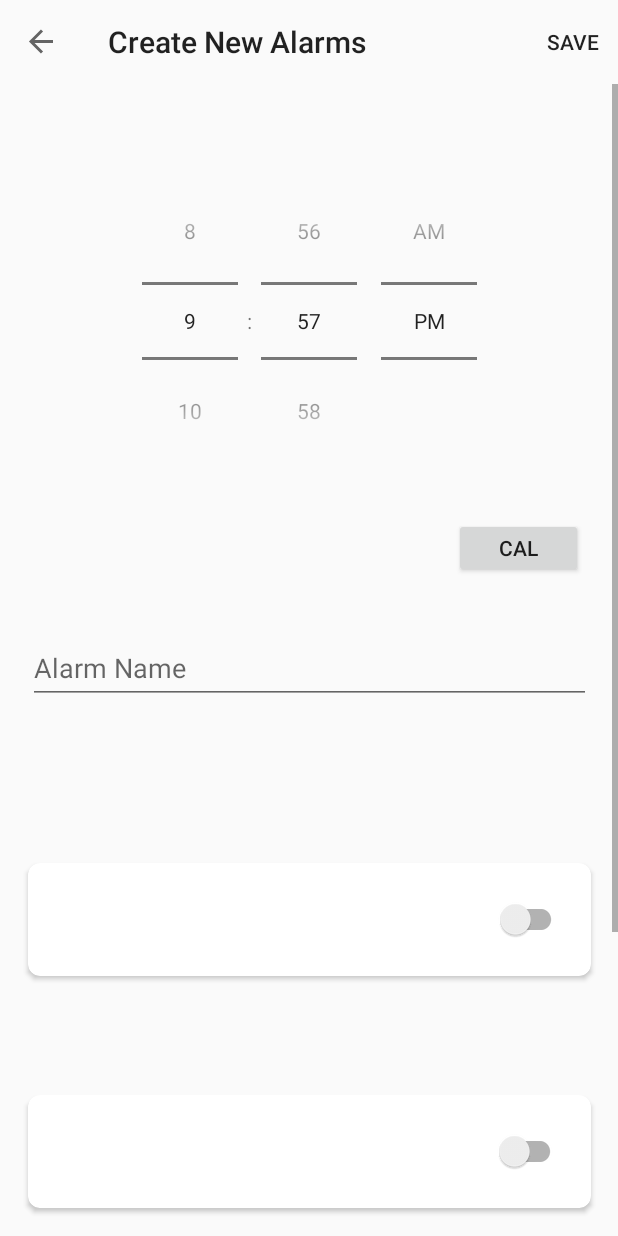
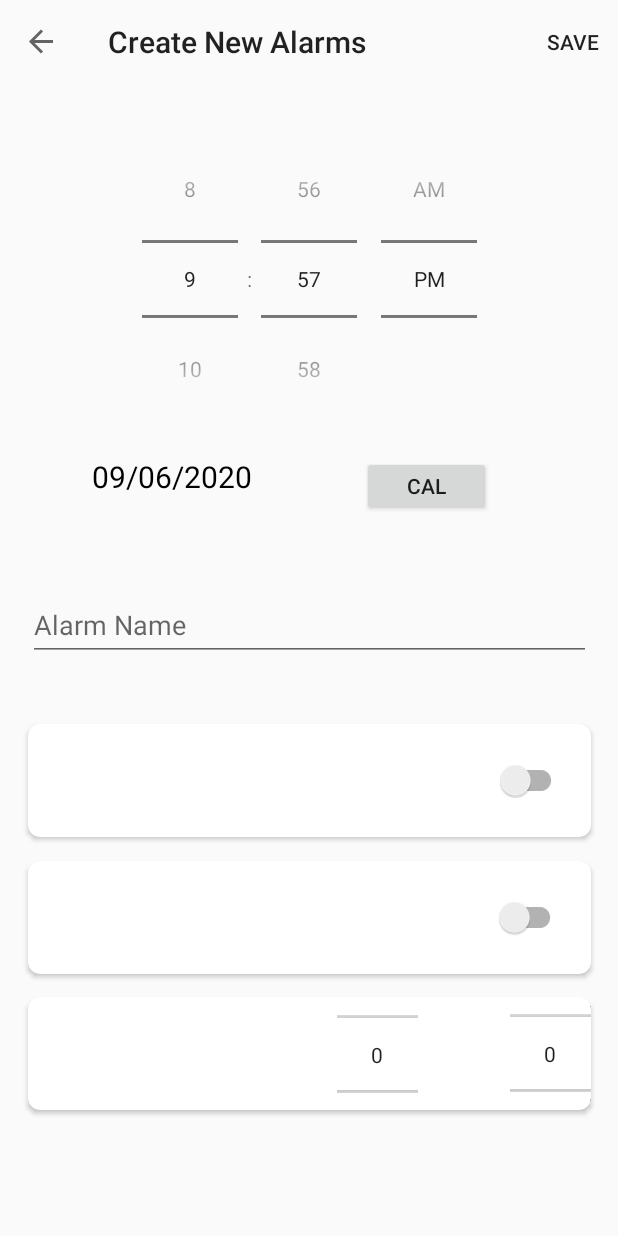
Before and after one commit to maxorozco213/FiveMoreMinutes, an Android app: the CreateAlarmFragment screen opened through its navigation route, on a phone screen of 412 x 824 dp. Run offline under Robolectric (Android 15) with nearby library versions, the light colour scheme and no system bars; our stand-ins replace Room's generated code, data binding, navigation-ui.

Commit message:
Added a date picker with calendar; Currently displays the month incorrectly; Does not yet pass the date to the new AlarmItem object

```diff
--- a/android-fmm/app/src/main/java/com/example/androidfmm/alarm/AlarmItem.kt
+++ b/android-fmm/app/src/main/java/com/example/androidfmm/alarm/AlarmItem.kt
@@ -10,7 +10,7 @@
 data class AlarmItem(
     @PrimaryKey(autoGenerate = true) val id: Int,
     val alarmName: String,
-//    val alarmDateTime: OffsetDateTime,
+    val alarmDateTime: OffsetDateTime,
     val alarmCount: Int,
     val alarmInterval: Int
 )
--- a/android-fmm/app/src/main/java/com/example/androidfmm/createalarm/CreateAlarmFragment.kt
+++ b/android-fmm/app/src/main/java/com/example/androidfmm/createalarm/CreateAlarmFragment.kt
@@ -1,15 +1,13 @@
 package com.example.androidfmm.createalarm
 
+import android.app.DatePickerDialog
 import android.content.Context
 import android.os.Bundle
 import android.text.TextUtils
 import android.util.Log
 import android.view.*
 import android.view.inputmethod.InputMethodManager
-import android.widget.DatePicker
-import android.widget.EditText
-import android.widget.TextView
-import android.widget.Toast
+import android.widget.*
 import androidx.databinding.DataBindingUtil
 import androidx.fragment.app.Fragment
 import androidx.lifecycle.ViewModelProvider
@@ -22,12 +20,23 @@
 import com.example.androidfmm.databinding.FragmentCreateAlarmBinding
 import kotlinx.android.synthetic.main.fragment_create_alarm.*
 import kotlinx.android.synthetic.main.fragment_create_alarm.view.*
+import java.time.LocalDate
 import java.time.LocalDateTime
 import java.time.OffsetDateTime
 import java.time.ZoneOffset
+import java.time.format.DateTimeFormatter
+import java.util.*
+import kotlin.properties.Delegates
 
 class CreateAlarmFragment: Fragment() {
     private lateinit var mAlarmViewModel: AlarmViewModel
+
+    // Allows variables to be access from anywhere in the application
+    companion object {
+        val alarmYearFromObject = 0
+        val alarmMonthFromObject = 0
+        val alarmDayFromObject = 0
+    }
 
     override fun onCreate(savedInstanceState: Bundle?) {
         super.onCreate(savedInstanceState)
@@ -44,6 +53,28 @@
         binding.createAlarm = this
 
         mAlarmViewModel = ViewModelProvider(this).get(AlarmViewModel::class.java)
+
+        val openDatePicker: Button = binding.openDatePicker
+        val datePickerText: TextView = binding.alarmDate
+        val calendar = Calendar.getInstance()
+        val year = calendar.get(Calendar.YEAR)
+        val month = calendar.get(Calendar.MONTH)
+        val day = calendar.get(Calendar.DAY_OF_MONTH)
+
+        // Set an initial date (current date on opening the app)
+        datePickerText.text = LocalDate.now().format(DateTimeFormatter.ofPattern("MM/dd/yyyy")).toString()
+
+        // Open the date picker and reset the date to the chosen date
+        openDatePicker.setOnClickListener {
+            val datePickerDialog = DatePickerDialog(requireContext(), {
+                _, mYear, mMonth, mDay -> datePickerText.text = LocalDate.of(mYear, mMonth, mDay)
+                    .format(DateTimeFormatter.ofPattern("MM/dd/yyyy")).toString()
+            }, year, month, day)
+
+            datePickerDialog.show()
+        }
+
+
         return binding.root
     }
 
@@ -78,19 +109,19 @@
         val alarmName = alarm_name.toString()
         val alarmCount = alarm_count.value.toInt()
         val alarmInterval = alarm_interval.value.toInt()
-//        val alarmDateTimeView: OffsetDateTime = OffsetDateTime.of(
-//            LocalDateTime.of(
-//                year = alarm_date,
-//                month = alarm_date,
-//                dayOfMonth = alarm_date,
-//                hour = alarm_time_picker.hour,
-//                minute = alarm_time_picker.minute,
-//            ),
-//            ZoneOffset.ofHoursMinutes(6, 30)
-//        )
+        val alarmDateTimeView = OffsetDateTime.of(
+            LocalDateTime.of(
+                alarmYearFromObject,
+                alarmMonthFromObject,
+                alarmDayFromObject,
+                alarm_time_picker.hour,
+                alarm_time_picker.minute
+            ),
+            ZoneOffset.ofHoursMinutes(6, 30)
+        )
 
         if (inputCheck(alarmName)) {
-            val alarmItem = AlarmItem(0, alarmName, alarmCount, alarmInterval)
+            val alarmItem = AlarmItem(0, alarmName, alarmDateTimeView, alarmCount, alarmInterval)
             mAlarmViewModel.addAlarm(alarmItem)
             Navigation.findNavController(requireActivity(), R.id.nav_host_fragment).navigate(R.id.alarmListFragment)
             view?.hideKeyboard()
--- a/android-fmm/app/src/main/res/layout/fragment_create_alarm.xml
+++ b/android-fmm/app/src/main/res/layout/fragment_create_alarm.xml
@@ -26,7 +26,7 @@
                 app:layout_constraintEnd_toEndOf="parent"
                 app:layout_constraintStart_toStartOf="parent"
                 app:layout_constraintTop_toTopOf="parent"
-                app:layout_constraintVertical_bias="0.063" />
+                app:layout_constraintVertical_bias="0.044" />
 
             <com.google.android.material.textfield.TextInputLayout
                 android:id="@+id/textInputLayout"
@@ -155,32 +155,35 @@
 
             <TextView
                 android:id="@+id/alarm_date"
-                android:layout_width="250dp"
+                android:layout_width="180sp"
                 android:layout_height="39dp"
-                android:layout_marginTop="19dp"
+                android:layout_marginTop="10dp"
                 android:layout_marginBottom="27dp"
                 android:autofillHints="MM/DD/YYYY"
                 android:ems="10"
+                android:textColor="@color/defaultTextColor"
+                android:textSize="20sp"
                 app:layout_constraintBottom_toTopOf="@+id/textInputLayout"
                 app:layout_constraintEnd_toEndOf="parent"
-                app:layout_constraintHorizontal_bias="0.084"
+                app:layout_constraintHorizontal_bias="0.265"
                 app:layout_constraintStart_toStartOf="parent"
                 app:layout_constraintTop_toBottomOf="@+id/alarm_time_picker"
-                app:layout_constraintVertical_bias="1.0"
+                app:layout_constraintVertical_bias="0.0"
                 tools:ignore="LabelFor" />
 
             <Button
                 android:id="@+id/open_date_picker"
                 android:layout_width="86dp"
                 android:layout_height="40dp"
-                android:layout_marginTop="24dp"
+                android:layout_marginTop="10dp"
                 android:layout_marginBottom="27dp"
                 android:text="Cal"
                 app:layout_constraintBottom_toTopOf="@+id/textInputLayout"
                 app:layout_constraintEnd_toEndOf="parent"
-                app:layout_constraintHorizontal_bias="0.625"
+                app:layout_constraintHorizontal_bias="0.0"
                 app:layout_constraintStart_toEndOf="@+id/alarm_date"
-                app:layout_constraintTop_toBottomOf="@+id/alarm_time_picker" />
+                app:layout_constraintTop_toBottomOf="@+id/alarm_time_picker"
+                app:layout_constraintVertical_bias="0.0" />
 
         </androidx.constraintlayout.widget.ConstraintLayout>
     </ScrollView>
```
